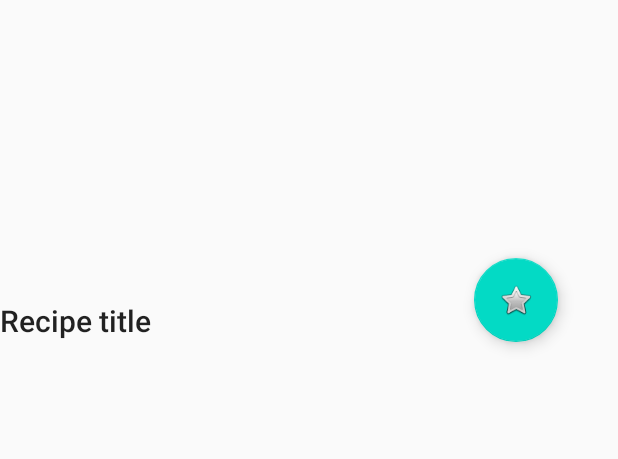
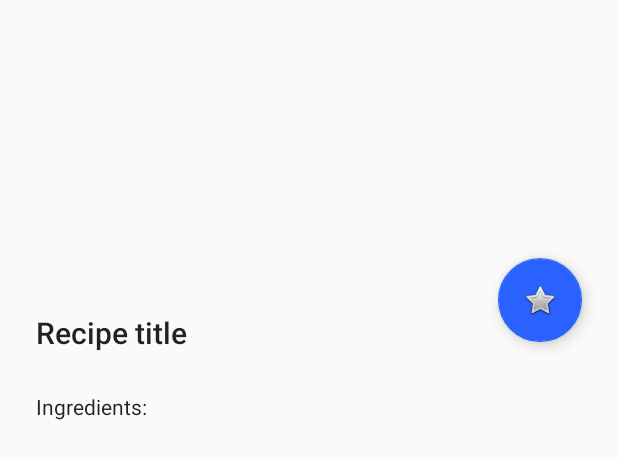
Before and after one commit to danielceinos/RecipesTestApp, an Android app: the layout fragment_detail.xml on its own in the app's theme, with its tools: preview values and no code run, on a phone screen of 412 x 824 dp. Shown: the top 459 px of the screen. Run offline under Robolectric (Android 15) with nearby library versions, the phone set to English and light mode, and no system bars.

Commit message:
Improved recipe detail with ingredients

```diff
--- a/app/src/main/java/com/danielceinos/todolist/MainActivity.kt
+++ b/app/src/main/java/com/danielceinos/todolist/MainActivity.kt
@@ -30,4 +30,8 @@ class MainActivity : AppCompatActivity(), KodeinAware {
         findViewById<Toolbar>(R.id.toolBar).setupWithNavController(findNavController(R.id.nav_host_fragment))
     }
 
+    fun setToolbarTitle(title: String) {
+        findViewById<Toolbar>(R.id.toolBar).title = title
+    }
+
 }
--- a/app/src/main/java/com/danielceinos/todolist/features/recipeslist/RecipesAdapter.kt
+++ b/app/src/main/java/com/danielceinos/todolist/features/recipeslist/RecipesAdapter.kt
@@ -5,6 +5,7 @@ import android.view.ViewGroup
 import androidx.recyclerview.widget.DiffUtil
 import androidx.recyclerview.widget.ListAdapter
 import androidx.recyclerview.widget.RecyclerView
+import com.bumptech.glide.Glide
 import com.danielceinos.todolist.databinding.RecipeRowBinding
 import com.danielceinos.todolist.features.recipeslist.RecipesListViewState.Recipe
 
@@ -31,6 +32,7 @@ class RecipesAdapter(
                 binding.recipeRowCard.setOnClickListener {
                     onItemClickListener(this)
                 }
+                Glide.with(binding.root.context).load(imageUrl).into(binding.recipeImage)
             }
 
             //TODO: use check listener
--- a/app/src/main/java/com/danielceinos/todolist/features/recipeslist/RecipesListFragment.kt
+++ b/app/src/main/java/com/danielceinos/todolist/features/recipeslist/RecipesListFragment.kt
@@ -35,14 +35,12 @@ class RecipesListFragment : BaseFragment() {
 
 
         val recipesAdapter = RecipesAdapter({
-            findNavController().navigate(RecipesListFragmentDirections.actionListFragmentToDetailFragment(it.id))
+            findNavController().navigate(RecipesListFragmentDirections.actionListFragmentToDetailFragment(it.id, it.title))
         }, {
             viewModel.markFavorite(it.id)
         })
 
-        val footerAdapter = FooterAdapter {
-            viewModel.loadRecipes()
-        }
+        val footerAdapter = FooterAdapter { viewModel.loadRecipes() }
 
         binding.recipesRecyclerView.layoutManager = LinearLayoutManager(requireContext(), LinearLayoutManager.VERTICAL, false)
         binding.recipesRecyclerView.adapter = MergeAdapter(recipesAdapter, footerAdapter)
--- a/app/src/main/java/com/danielceinos/todolist/features/recipeslist/RecipesListViewModel.kt
+++ b/app/src/main/java/com/danielceinos/todolist/features/recipeslist/RecipesListViewModel.kt
@@ -28,7 +28,8 @@ class RecipesListViewModel(
                                     RecipesListViewState.Recipe(
                                         id = recipe.uid,
                                         title = recipe.title,
-                                        fav = recipe.fav
+                                        fav = recipe.fav,
+                                        imageUrl = recipe.thumbnailUrl
                                     )
                                 },
                                 cached = recipesStore.state.isCached
@@ -55,5 +56,5 @@ class RecipesListViewModel(
 
 
 data class RecipesListViewState(val recipes: List<Recipe>, val cached: Boolean) {
-    data class Recipe(val id: Int, val title: String, val fav: Boolean)
+    data class Recipe(val id: Int, val title: String, val fav: Boolean, val imageUrl: String)
 }
--- a/app/src/main/res/layout/activity_main.xml
+++ b/app/src/main/res/layout/activity_main.xml
@@ -16,7 +16,8 @@
 
         <androidx.appcompat.widget.Toolbar
             android:id="@+id/toolBar"
-            app:titleTextColor="#FFF"
+            app:title="Title"
+            app:theme="@style/ThemeOverlay.MaterialComponents.Dark"
             android:layout_width="match_parent"
             android:layout_height="?attr/actionBarSize" />
 
--- a/app/src/main/res/layout/fragment_detail.xml
+++ b/app/src/main/res/layout/fragment_detail.xml
@@ -1,29 +1,48 @@
 <?xml version="1.0" encoding="utf-8"?>
-<androidx.constraintlayout.widget.ConstraintLayout xmlns:android="http://schemas.android.com/apk/res/android"
+<ScrollView xmlns:android="http://schemas.android.com/apk/res/android"
     xmlns:app="http://schemas.android.com/apk/res-auto"
     xmlns:tools="http://schemas.android.com/tools"
     android:layout_width="match_parent"
     android:layout_height="match_parent"
     tools:context=".features.recipesdetail.DetailFragment">
 
+    <androidx.constraintlayout.widget.ConstraintLayout
+        android:layout_width="match_parent"
+        android:layout_height="wrap_content">
+
         <ImageView
             android:id="@+id/recipe_detail_image"
             android:layout_width="match_parent"
-        android:layout_height="wrap_content"
+            android:layout_height="200dp"
+            android:minHeight="28dp"
+            android:scaleType="centerCrop"
             app:layout_constraintEnd_toEndOf="parent"
             app:layout_constraintStart_toStartOf="parent"
-        app:layout_constraintTop_toTopOf="parent"
-        tools:layout_height="200dp" />
+            app:layout_constraintTop_toTopOf="parent" />
+
+        <androidx.constraintlayout.widget.Guideline
+            android:id="@+id/guideline_begin"
+            android:layout_width="wrap_content"
+            android:layout_height="wrap_content"
+            android:orientation="vertical"
+            app:layout_constraintGuide_begin="24dp" />
+
+        <androidx.constraintlayout.widget.Guideline
+            android:id="@+id/guideline_end"
+            android:layout_width="wrap_content"
+            android:layout_height="wrap_content"
+            android:orientation="vertical"
+            app:layout_constraintGuide_end="24dp" />
 
         <com.google.android.material.floatingactionbutton.FloatingActionButton
             android:id="@+id/recipe_detail_favorite_button"
-        android:layout_width="wrap_content"
-        android:layout_height="wrap_content"
-        android:layout_marginEnd="40dp"
+            android:layout_width="56dp"
+            android:layout_height="56dp"
             android:clickable="true"
+            android:focusable="true"
             android:src="@android:drawable/btn_star_big_off"
             app:layout_constraintBottom_toBottomOf="@+id/recipe_detail_image"
-        app:layout_constraintEnd_toEndOf="parent"
+            app:layout_constraintEnd_toEndOf="@id/guideline_end"
             app:layout_constraintTop_toBottomOf="@+id/recipe_detail_image" />
 
         <TextView
@@ -31,9 +50,33 @@
             style="@style/TextAppearance.AppCompat.Title"
             android:layout_width="0dp"
             android:layout_height="wrap_content"
-        app:layout_constraintEnd_toEndOf="parent"
-        app:layout_constraintStart_toStartOf="parent"
+            android:layout_marginTop="8dp"
+            app:layout_constraintEnd_toStartOf="@id/recipe_detail_favorite_button"
+            app:layout_constraintStart_toStartOf="@id/guideline_begin"
             app:layout_constraintTop_toBottomOf="@+id/recipe_detail_image"
             tools:text="Recipe title" />
 
+        <TextView
+            android:id="@+id/recipe_ingredients_title"
+            style="@style/TextAppearance.AppCompat.Body1"
+            android:layout_width="0dp"
+            android:layout_height="wrap_content"
+            android:layout_marginTop="26dp"
+            android:text="Ingredients:"
+            app:layout_constraintEnd_toStartOf="@+id/guideline_end"
+            app:layout_constraintStart_toStartOf="@+id/guideline_begin"
+            app:layout_constraintTop_toBottomOf="@+id/recipe_detail_title" />
+
+        <com.google.android.material.chip.ChipGroup
+            android:id="@+id/ingredients_chip_group"
+            android:layout_width="0dp"
+            android:layout_height="wrap_content"
+            android:layout_marginTop="8dp"
+            app:chipSpacing="8dp"
+            app:layout_constraintEnd_toStartOf="@+id/guideline_end"
+            app:layout_constraintStart_toStartOf="@+id/guideline_begin"
+            app:layout_constraintTop_toBottomOf="@+id/recipe_ingredients_title"
+            app:singleSelection="false" />
+
     </androidx.constraintlayout.widget.ConstraintLayout>
+</ScrollView>
--- a/app/src/main/res/values/colors.xml
+++ b/app/src/main/res/values/colors.xml
@@ -2,5 +2,5 @@
 <resources>
     <color name="colorPrimary">#6200EE</color>
     <color name="colorPrimaryDark">#3700B3</color>
-    <color name="colorAccent">#03DAC5</color>
+    <color name="colorAccent">#2962FF</color>
 </resources>
--- a/build.gradle
+++ b/build.gradle
@@ -8,7 +8,7 @@ buildscript {
         jcenter()
     }
     dependencies {
-        classpath 'com.android.tools.build:gradle:3.6.2'
+        classpath 'com.android.tools.build:gradle:3.6.3'
         classpath "org.jetbrains.kotlin:kotlin-gradle-plugin:$kotlin_version"
         classpath "androidx.navigation:navigation-safe-args-gradle-plugin:$nav_version"
     }
--- a/recipesrepository/src/main/java/com/danielceinos/recipesrepository/ApiAdapter.kt
+++ b/recipesrepository/src/main/java/com/danielceinos/recipesrepository/ApiAdapter.kt
@@ -20,6 +20,6 @@ fun domainRecipeFrom(
         uid = roomRecipe.uid,
         title = roomRecipe.title,
         thumbnailUrl = roomRecipe.thumbnailUrl,
-        ingredients = roomRecipe.ingredients.split(","),
+        ingredients = roomRecipe.ingredients.split(",").map { it.trim() },
         fav = roomFavoriteRecipe?.fav ?: false
     )
```
Also changed, not shown: app/src/main/java/com/danielceinos/todolist/features/base/BaseFragment.kt (+10 -1 lines), app/src/main/java/com/danielceinos/todolist/features/recipesdetail/DetailFragment.kt (+24 -12 lines), app/src/main/java/com/danielceinos/todolist/features/recipesdetail/RecipeDetailViewModel.kt (+8 -2 lines), app/src/main/res/layout/ingredient_chip.xml (added, +13 -0 lines), app/src/main/res/layout/recipe_row.xml (+15 -8 lines), app/src/main/res/navigation/main_nav_graph.xml (+5 -2 lines). Lines whose indentation alone changed are shown as unchanged.
